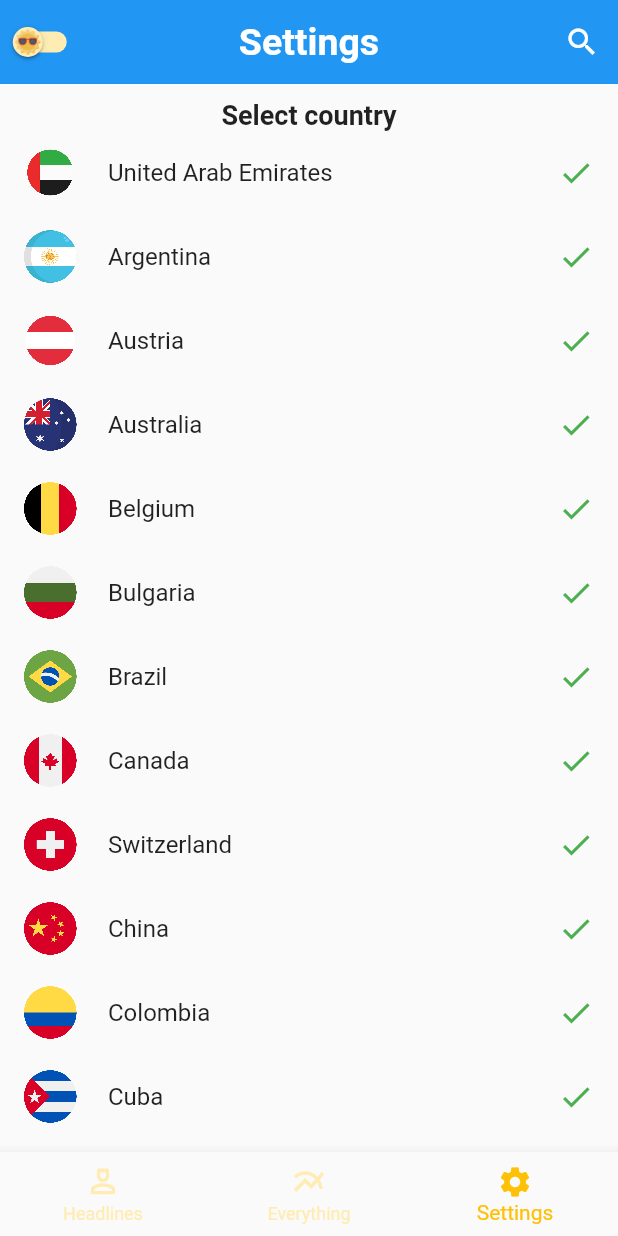
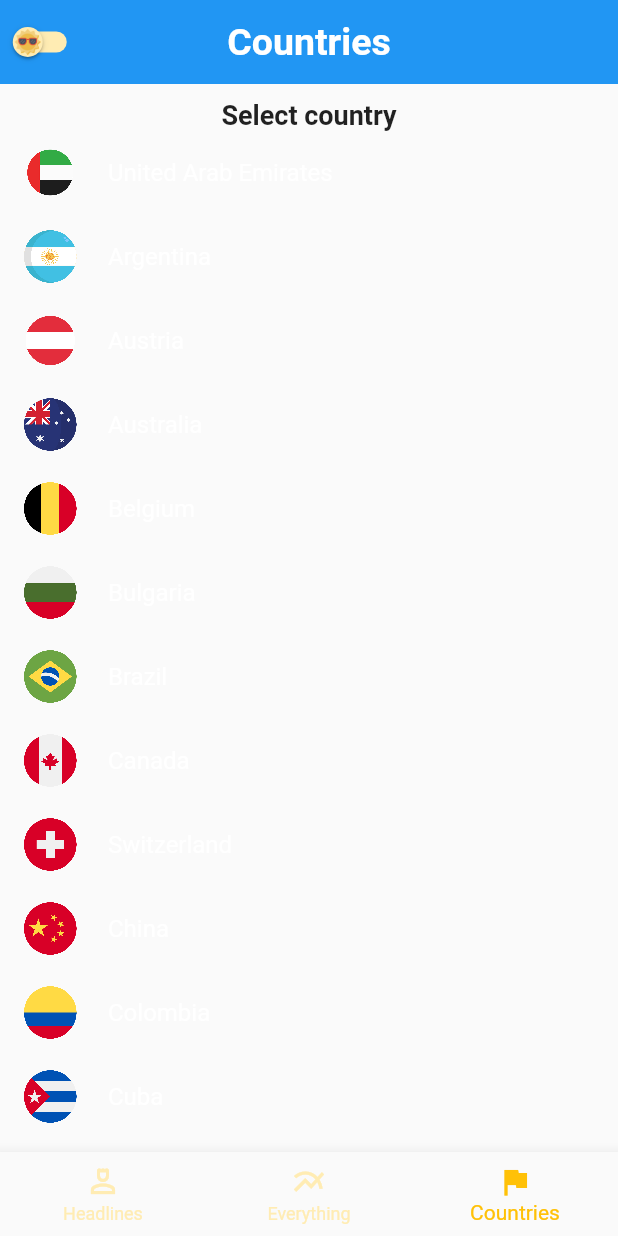
Before and after one commit to victorsdd01/news_app, a Flutter app: the screen it shows after launch, swiped to page 3, on a phone screen of 412 x 824 dp. Run offline on Flutter 3.47's test engine with Material 2 defaults, Android fonts, the phone set to English and light mode, and no system bars; our stand-ins replace dio, shared_preferences; network calls fail.

Commit message:
now when you open de app current country sroll position is get it and set it

```diff
--- a/lib/src/providers/general_settings_provider.dart
+++ b/lib/src/providers/general_settings_provider.dart
@@ -14,9 +14,12 @@ class GeneralSettingsProvider extends ChangeNotifier{
   String _selectedCategory = "";
   SharedPreferences sharedPreferences;
   bool preferencesDarkMode;
+  double currentposition; //currentPosition
+  double _currentCountryScrollPosition = 0.0; //currentScrollPosition from seleceted country
   final ScrollController _headlinesScrollController = ScrollController();
   final PageController _pageController = PageController(initialPage: 0);
   final ScrollController _nestedController = ScrollController();
+  late final ScrollController _countryController = ScrollController(initialScrollOffset: currentCountryScrollPosition );
 
   // getters
   int get getCurrentPage => _currentPage;
@@ -26,11 +29,13 @@ class GeneralSettingsProvider extends ChangeNotifier{
   double get headLinesControllerOffset => _headLinesControllerOffset;
   double get opacity => _opacity;
   String get selectedCategory => _selectedCategory;
+  double get currentCountryScrollPosition => _currentCountryScrollPosition;
 
   ThemeData get themeMode => _isDarkMode ? AppTheme.darkTheme : AppTheme.lightTheme;
   ScrollController get headlineScrollController => _headlinesScrollController;
   PageController get pageController => _pageController;
   ScrollController get nestedController => _nestedController;
+  ScrollController get countryController => _countryController;
 
   //setters
 
@@ -63,11 +68,25 @@ class GeneralSettingsProvider extends ChangeNotifier{
     notifyListeners();
   }
 
+  set setCurrentCountryScrollPosition(double value){
+    _currentCountryScrollPosition = value;
+    sharedPreferences.setDouble("currentCountryScrollPosition", value);
+    notifyListeners();
+  }
 
-  GeneralSettingsProvider({required this.sharedPreferences, required this.preferencesDarkMode}){
+
+  GeneralSettingsProvider({
+    required this.sharedPreferences,
+    required this.preferencesDarkMode,
+    required this.currentposition,
+  }){
+
+    print("currentPosition:$currentposition");
     setDarkTheme = preferencesDarkMode;
+    setCurrentCountryScrollPosition = currentposition;
     listenHeadlinesController();
     listenPageController();
+    // listeCountryController();
   }
 
   void loadDarkMode(){
@@ -107,10 +126,15 @@ class GeneralSettingsProvider extends ChangeNotifier{
     });
   }
 
+  void listeCountryController() {
+      _countryController.addListener(() {});
+  }
+
   void close(){
     _headlinesScrollController.dispose();
     _pageController.dispose();
     _nestedController.dispose();
+    _countryController.dispose();
   }
 
 }
--- a/lib/src/services/news_service.dart
+++ b/lib/src/services/news_service.dart
@@ -2,37 +2,51 @@
 import 'package:dio/dio.dart';
 import 'package:flutter/foundation.dart';
 import 'package:news_app/src/ui/pages.dart';
+import 'package:shared_preferences/shared_preferences.dart';
 
 enum BasePaths{
   headlines("top-headlines"),
-  everything("everything");
-
+  everything("everything"),
+  baseUrl("https://newsapi.org/v2/"),
+  apiKey("45119af68cf94b10807dd88e2ae04430");
   final String path;
   const BasePaths(this.path);
-
 }
-
 class NewsService extends ChangeNotifier{
 
   final Dio dio = Dio();
-  final String _apiKey = "45119af68cf94b10807dd88e2ae04430";
-  final baseUrl = "https://newsapi.org/v2/";
+  SharedPreferences sharedPreferences;
   bool _isLoading = false;
   List<Articles> headlines = [];
   List<Articles> headlinesFilteredByQuery = [];
+  String country;
+  String _selectedCountry = "";
+
+  // getters
   bool get isLoading => _isLoading;
+  String get selectedCountry => _selectedCountry;
 
-  NewsService(){
+  //setters
+    set setSelectedCountry(String value) {
+    _selectedCountry = value;
+    sharedPreferences.setString("selectedCountry", value);
+    notifyListeners();
+  }
+
+  NewsService({ required this.country, required this.sharedPreferences}){
+    setSelectedCountry = country;
     getHeadlinesNews();
   }
 
   Future<List<Articles>> getHeadlinesNews() async {
     try {
       _isLoading = true;
-      final response = await dio.get("$baseUrl${BasePaths.headlines.path}",queryParameters:{
-        "country": 'us',
-        "apiKey": _apiKey,
-      });
+      print("here");
+      final response = await dio.get("${BasePaths.baseUrl.path}${BasePaths.headlines.path}",
+        queryParameters:{
+            "country": selectedCountry,
+            "apiKey": BasePaths.apiKey.path,
+        });
       final News news = News.fromMap(response.data);
       headlines.addAll(news.articles);
       _isLoading = false;
@@ -51,9 +65,9 @@ class NewsService extends ChangeNotifier{
     try {
       headlines = [];
       _isLoading = true;
-      final response = await dio.get("$baseUrl${BasePaths.headlines.path}", queryParameters:{
-        "country": 'us',
-        "apiKey": _apiKey,
+      final response = await dio.get("${BasePaths.baseUrl.path}${BasePaths.headlines.path}", queryParameters:{
+        "country": selectedCountry,
+        "apiKey": BasePaths.apiKey.path,
         "category": category,
       });
       final News news = News.fromMap(response.data);
@@ -70,12 +84,13 @@ class NewsService extends ChangeNotifier{
     }
   }
 
-  Future<List<Articles>> filterByQuery(String query) async {
+  Future<List<Articles>> filterByQuery(String query, String? category) async {
     try {
       _isLoading = true;
-      final response =  await dio.get("$baseUrl${BasePaths.headlines.path}", queryParameters: {
-        "country": "us",
-        "apiKey": _apiKey,
+      final response =  await dio.get("${BasePaths.baseUrl.path}${BasePaths.headlines.path}", queryParameters: {
+        "country": selectedCountry,
+        "apiKey": BasePaths.apiKey.path,
+        "category": category ?? "",
         "q": query,
       });
       final News news = News.fromMap(response.data);
@@ -92,5 +107,28 @@ class NewsService extends ChangeNotifier{
     }
   }
 
+  Future<List<Articles>> getNewsByCountry(String country) async {
+    try {
+      headlines = [];
+      _isLoading = true;
+      final response = await dio.get("${BasePaths.baseUrl.path}${BasePaths.headlines.path}",
+        queryParameters:{
+            "country": country,
+            "apiKey": BasePaths.apiKey.path,
+        });
+      final News news = News.fromMap(response.data);
+      headlines.addAll(news.articles);
+      _isLoading = false;
+      notifyListeners();
+      return headlines;
+    } on DioError catch(e){
+      final ErrorResponse error = ErrorResponse.fromMap(e.response!.data);
+      if (kDebugMode) {
+        print("‼️${error.message}");
+      }
+      return [];
+    }
+  }
+
 
 }
--- a/lib/src/ui/pages/home_page.dart
+++ b/lib/src/ui/pages/home_page.dart
@@ -5,7 +5,7 @@ enum Titles {
 
   headlines("Headlines"),
   everything("Everything"),
-  settings("Settings");
+  countries("Countries");
 
   final String title;
   const Titles(this.title);
@@ -25,7 +25,7 @@ class HomePage extends StatelessWidget {
         title: Text(
             generaSettingsProvider.getCurrentPage == 0 ? Titles.headlines.title
           : generaSettingsProvider.getCurrentPage == 1 ? Titles.everything.title
-          : generaSettingsProvider.getCurrentPage == 2 ? Titles.settings.title
+          : generaSettingsProvider.getCurrentPage == 2 ? Titles.countries.title
           : "",
           style: const TextStyle(
             fontWeight: FontWeight.w600, fontSize: 25.0
@@ -41,7 +41,8 @@ class HomePage extends StatelessWidget {
           onChanged: (value) => generaSettingsProvider.setDarkTheme = value,
         ),
         actions:  <Widget>[
-          IconButton(
+          generaSettingsProvider.getCurrentPage == 0
+          ? IconButton(
             splashRadius: 0.1,
             splashColor: Colors.transparent,
             onPressed: () {
@@ -54,7 +55,8 @@ class HomePage extends StatelessWidget {
               }
             },
             icon: Icon(Icons.search, color: generaSettingsProvider.search ? Colors.amber : Colors.white)
-          ),
+          )
+          : const SizedBox(),
         ],
       ),
       body: PageView(
@@ -68,7 +70,7 @@ class HomePage extends StatelessWidget {
             )
           ),
           const EverythingPage(),
-          const SettingsPage(),
+          const CountriesPage(),
         ],
       ),
       bottomNavigationBar: BottomNavigationBar(
@@ -89,18 +91,18 @@ class HomePage extends StatelessWidget {
               break;
           }
         },
-        items: const <BottomNavigationBarItem>[
+        items:  <BottomNavigationBarItem>[
           BottomNavigationBarItem(
-            icon: Icon(Icons.person_4_outlined),
-            label: "Headlines",
+            icon: const Icon(Icons.person_4_outlined),
+            label: Titles.headlines.title,
           ),
           BottomNavigationBarItem(
-            icon: Icon(Icons.multiline_chart),
-            label: "Everything"
+            icon: const Icon(Icons.multiline_chart),
+            label: Titles.everything.title
           ),
           BottomNavigationBarItem(
-            icon: Icon(Icons.settings),
-            label: "Settings"
+            icon: const Icon(Icons.flag),
+            label: Titles.countries.title
           ),
         ]
       ),
--- /dev/null
+++ b/lib/src/widgets/countries_page.dart
@@ -0,0 +1,57 @@
+
+
+import 'package:news_app/src/models/countries.dart';
+import 'package:news_app/src/ui/pages.dart';
+
+class CountriesPage extends StatelessWidget {
+  const CountriesPage({super.key});
+
+  @override
+  Widget build(BuildContext context) {
+    return Scaffold(
+      body: SizedBox(
+        width:double.infinity,
+        height: double.infinity,
+        child: Column(
+          children: [
+            const Padding(
+              padding:  EdgeInsets.only(top: 10.0),
+              child:  Text("Select country",
+              style:  TextStyle(
+                  fontSize: 18,
+                  fontWeight: FontWeight.w700
+                ),
+              ),
+            ),
+            Expanded(
+              child: ListView.builder(
+                controller: Provider.of<GeneralSettingsProvider>(context).countryController,
+                itemCount: Country.countries.length,
+                itemBuilder: (context, index) {
+                  final NewsService newsService = Provider.of<NewsService>(context);
+                  final GeneralSettingsProvider generalSettingsProvider = Provider.of<GeneralSettingsProvider>(context);
+                  final Country country = Country.countries[index];
+                  return ListTile(
+                    onTap: () async {
+                       newsService.setSelectedCountry = country.countryPrefix.toLowerCase();
+                       await newsService.getNewsByCountry(newsService.selectedCountry);
+                       generalSettingsProvider.setCurrentCountryScrollPosition = generalSettingsProvider.countryController.offset;
+                    },
+                    leading: Image.asset(country.countryImage, height: 35, width: 35, filterQuality: FilterQuality.high),
+                    title: Text(country.countryNameEN,style:  TextStyle(color: country.countryPrefix.toLowerCase() == newsService.selectedCountry ? Colors.green.shade900 : Colors.white),),
+                    trailing: country.countryPrefix.toLowerCase() == newsService.selectedCountry ?  const Icon(Icons.check, color: Colors.green,) : null,
+                    selected: true,
+                    selectedTileColor: country.countryPrefix.toLowerCase() == newsService.selectedCountry ? Colors.green.shade100 : null,
+                    shape: RoundedRectangleBorder(borderRadius: BorderRadius.circular(10.0)),
+                  );
+                },
+              ),
+            ),
+          ],
+        )
+      ),
+    );
+  }
+  // @override
+  // bool get wantKeepAlive => true;
+}
--- a/lib/src/widgets/search_delegate.dart
+++ b/lib/src/widgets/search_delegate.dart
@@ -64,7 +64,7 @@ class MySearchDelegate extends SearchDelegate<String>{
     final NewsService newsService = Provider.of<NewsService>(context);
     debouncer.run(() async {
        print("query:$query");
-       final list = newsService.filterByQuery(query);
+       final list = newsService.filterByQuery(query, null);
        print(list);
     });
     return !newsService.isLoading
--- a/lib/src/widgets/settings_page.dart
+++ /dev/null
@@ -1,54 +0,0 @@
-
-
-import 'package:news_app/src/models/countries.dart';
-import 'package:news_app/src/ui/pages.dart';
-
-class SettingsPage extends StatefulWidget {
-  const SettingsPage({super.key});
-
-  @override
-  State<SettingsPage> createState() => _SettingsPageState();
-}
-
-class _SettingsPageState extends State<SettingsPage> with AutomaticKeepAliveClientMixin {
-  @override
-  Widget build(BuildContext context) {
-    super.build(context);
-    return Scaffold(
-      body: SizedBox(
-        width:double.infinity,
-        height: double.infinity,
-        child: Column(
-          children: [
-            const Padding(
-              padding:  EdgeInsets.only(top: 10.0),
-              child:  Text("Select country",
-              style:  TextStyle(
-                  fontSize: 18,
-                  fontWeight: FontWeight.w700
-                ),
-              ),
-            ),
-            Expanded(
-              child: ListView.builder(
-                itemCount: Country.countries.length,
-                itemBuilder: (context, index) {
-                  final Country country = Country.countries[index];
-                  return ListTile(
-                    onTap: () => print(country.countryPrefix.toLowerCase()),
-                    leading: Image.asset(country.countryImage, height: 35, width: 35, filterQuality: FilterQuality.high),
-                    title: Text(country.countryNameEN),
-                    trailing: const Icon(Icons.check, color: Colors.green,),
-                  );
-                },
-              ),
-            ),
-          ],
-        )
-      ),
-    );
-  }
-
-  @override
-  bool get wantKeepAlive => true;
-}
--- a/lib/src/widgets/widgets.dart
+++ b/lib/src/widgets/widgets.dart
@@ -1,4 +1,4 @@
-export 'package:news_app/src/widgets/settings_page.dart';
+export 'package:news_app/src/widgets/countries_page.dart';
 export 'package:news_app/src/widgets/search_delegate.dart';
 export 'package:news_app/src/widgets/everything_page.dart';
 export 'package:news_app/src/widgets/headline_page.dart';
```
Also changed, not shown: lib/main.dart (+13 -3 lines), lib/src/widgets/headline_widget.dart (+4 -4 lines).
